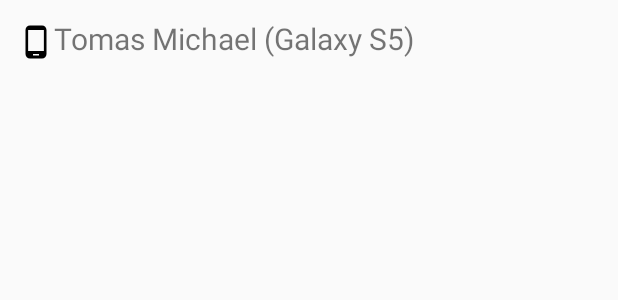
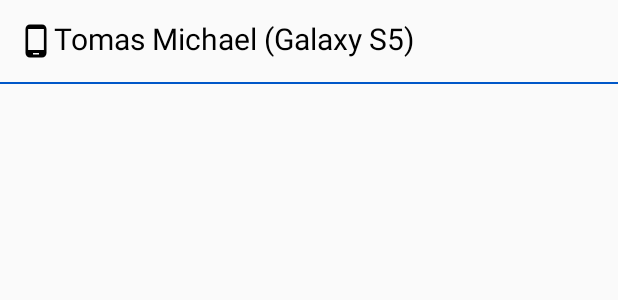
Before and after one commit to themeliskalomoiros/MyBluetoothChat, an Android app: the layout list_item_device.xml on its own in the app's theme, with its tools: preview values and no code run, on a phone screen of 412 x 824 dp. Shown: the top 300 px of the screen. Run offline under Robolectric (Android 15) with nearby library versions, the phone set to English and light mode, and no system bars.

Commit message:
Added a devider for list_item_device.xml

```diff
--- a/app/src/main/res/layout/list_item_device.xml
+++ b/app/src/main/res/layout/list_item_device.xml
@@ -9,20 +9,31 @@
         android:id="@+id/device_name"
         android:layout_width="0dp"
         android:layout_height="0dp"
+        android:layout_margin="8dp"
         android:layout_marginStart="8dp"
         android:layout_marginLeft="8dp"
         android:layout_marginTop="8dp"
         android:layout_marginEnd="8dp"
         android:layout_marginRight="8dp"
         android:layout_marginBottom="8dp"
+        android:drawableStart="@drawable/ic_phone_android_black_24dp"
+        android:drawableLeft="@drawable/ic_phone_android_black_24dp"
+        android:padding="4dp"
+        android:textColor="@color/primaryTextColor"
         android:textSize="20sp"
-        android:padding="4dp"
-        android:layout_margin="8dp"
-        android:drawableLeft="@drawable/ic_phone_android_black_24dp"
-        app:layout_constraintBottom_toBottomOf="parent"
+        app:layout_constraintBottom_toTopOf="@+id/divider"
         app:layout_constraintEnd_toEndOf="parent"
         app:layout_constraintStart_toStartOf="parent"
         app:layout_constraintTop_toTopOf="parent"
         tools:text="Tomas Michael (Galaxy S5)" />
 
+    <View
+        android:id="@+id/divider"
+        android:layout_width="0dp"
+        android:layout_height="1dp"
+        app:layout_constraintBottom_toBottomOf="parent"
+        app:layout_constraintEnd_toEndOf="parent"
+        app:layout_constraintStart_toStartOf="parent"
+        android:background="@color/primaryDarkColor"/>
+
 </android.support.constraint.ConstraintLayout>
```
